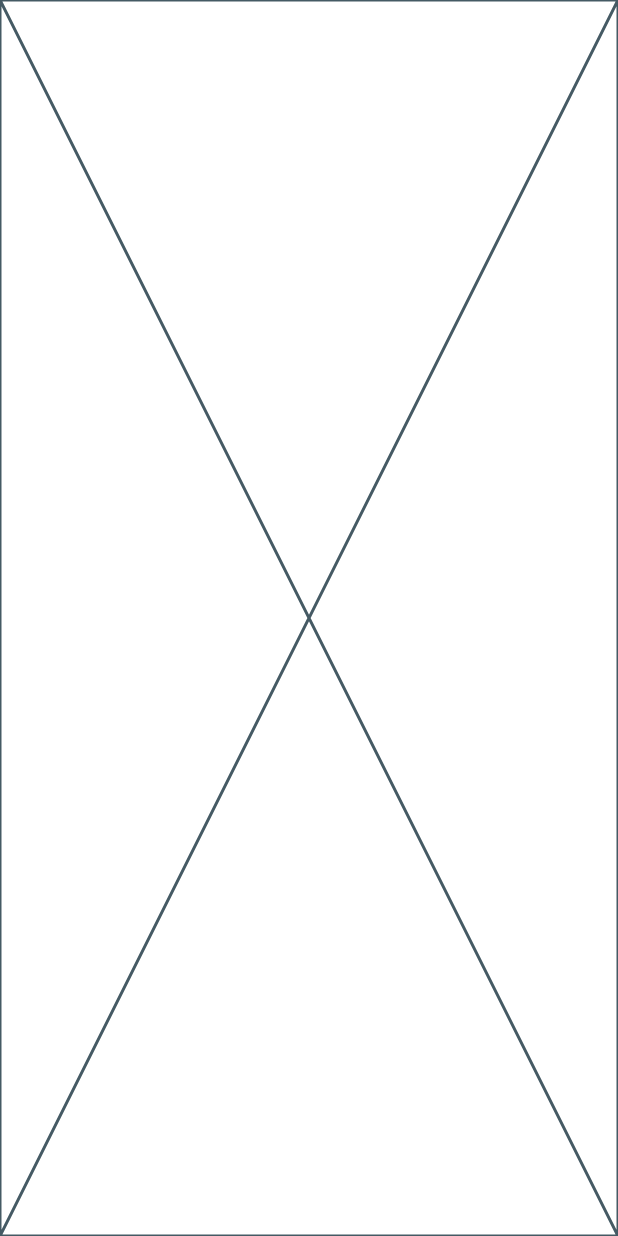
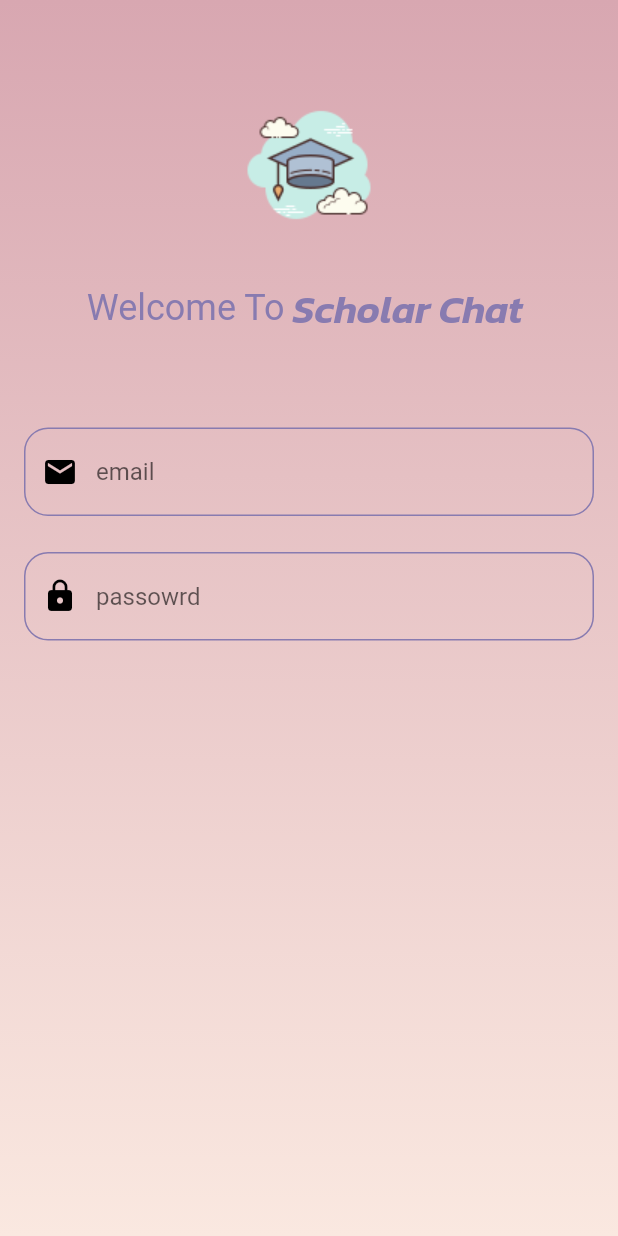
Before and after one commit to Elesawy11/chat_app, a Flutter app: the screen it shows after launch, on a phone screen of 412 x 824 dp. Run offline on Flutter 3.47's test engine with Material 2 defaults, Android fonts, the phone set to English and light mode, and no system bars.

Commit message:
create sign in view and create text form field

```diff
--- a/lib/main.dart
+++ b/lib/main.dart
@@ -1,3 +1,4 @@
+import 'package:chat_app/views/signin_view.dart';
 import 'package:flutter/material.dart';
 
 void main(List<String> args) {
@@ -10,6 +11,12 @@ class ChatApp extends StatelessWidget {
 
   @override
   Widget build(BuildContext context) {
-    return const Placeholder();
+    return  MaterialApp(
+      theme: ThemeData(
+        // fontFamily: 'Kanit',
+      ),
+      debugShowCheckedModeBanner: false,
+      home: SignInView(),
+    );
   }
 }
--- /dev/null
+++ b/lib/views/signin_view.dart
@@ -0,0 +1,69 @@
+import 'package:flutter/material.dart';
+
+import '../widgets/custom_text_field.dart';
+
+class SignInView extends StatelessWidget {
+  const SignInView({super.key});
+
+  @override
+  Widget build(BuildContext context) {
+    return Scaffold(
+      // backgroundColor: Color(0xffFAE8E0),
+      body: Container(
+        width: double.infinity,
+        decoration: const BoxDecoration(
+            gradient: LinearGradient(
+          colors: [Color(0xffFAE8E0), Color(0xffD8A7B1)],
+          begin: AlignmentDirectional.bottomCenter,
+          end: AlignmentDirectional.topCenter,
+        )),
+        child: Padding(
+          padding: const EdgeInsets.symmetric(horizontal: 16),
+          child: Column(
+            children: [
+              const SizedBox(
+                height: 60,
+              ),
+              Image.asset('assets/images/scholar.png'),
+                const SizedBox(
+                height: 26,
+              ),
+              const Row(
+                mainAxisAlignment: MainAxisAlignment.center,
+                children: [
+                  Text(
+                    'Welcome To',
+                    style: TextStyle(
+                      color: Color(0xff887BB0),
+                      fontSize: 24,
+                    ),
+                  ),
+                  Text(
+                    ' Scholar Chat ',
+                    style: TextStyle(
+                        color: Color(0xff887BB0),
+                        fontSize: 26,
+                        fontFamily: 'Kanit'),
+                  ),
+                ],
+              ),
+                const SizedBox(
+                height: 60,
+              ),
+              const CustomTextField(
+                hintText: 'email',
+                icon: Icons.mail,
+              ),
+                const SizedBox(
+                height: 24,
+              ),
+              const CustomTextField(icon: Icons.lock,
+                hintText: 'passowrd',
+              ),
+            ],
+          ),
+        ),
+      ),
+    );
+  }
+}
--- /dev/null
+++ b/lib/widgets/custom_text_field.dart
@@ -0,0 +1,49 @@
+import 'package:flutter/material.dart';
+
+class CustomTextField extends StatelessWidget {
+  const CustomTextField({
+    super.key,
+    this.onSaved,
+    this.onChanged,
+    required this.hintText,
+    this.maxLines = 1, required this.icon,
+  });
+  final void Function(String?)? onSaved;
+  final void Function(String)? onChanged;
+  final String hintText;
+  final int maxLines;
+  final IconData icon;
+  @override
+  Widget build(BuildContext context) {
+    return TextFormField(
+      onChanged: onChanged,
+      onSaved: onSaved,
+      validator: (value) {
+        if (value?.isEmpty ?? true) {
+          return 'faied is required';
+        } else {
+          return null;
+        }
+      },
+      maxLines: maxLines,
+      decoration: InputDecoration(
+          prefixIcon: Icon(
+            icon,
+            color: Colors.black,
+          ),
+          hintText: hintText,
+          focusedBorder: borderDecoration(),
+          enabledBorder: borderDecoration(),
+          border: borderDecoration()),
+    );
+  }
+
+  OutlineInputBorder borderDecoration() {
+    return OutlineInputBorder(
+      borderSide: const BorderSide(
+        color: Color(0xff887BB0),
+      ),
+      borderRadius: BorderRadius.circular(16),
+    );
+  }
+}
```
Also changed, not shown: pubspec.yaml (+10 -17 lines), assets/fonts/Kanit-SemiBoldItalic.ttf (added), assets/images/scholar.png (added), pubspec.lock.
